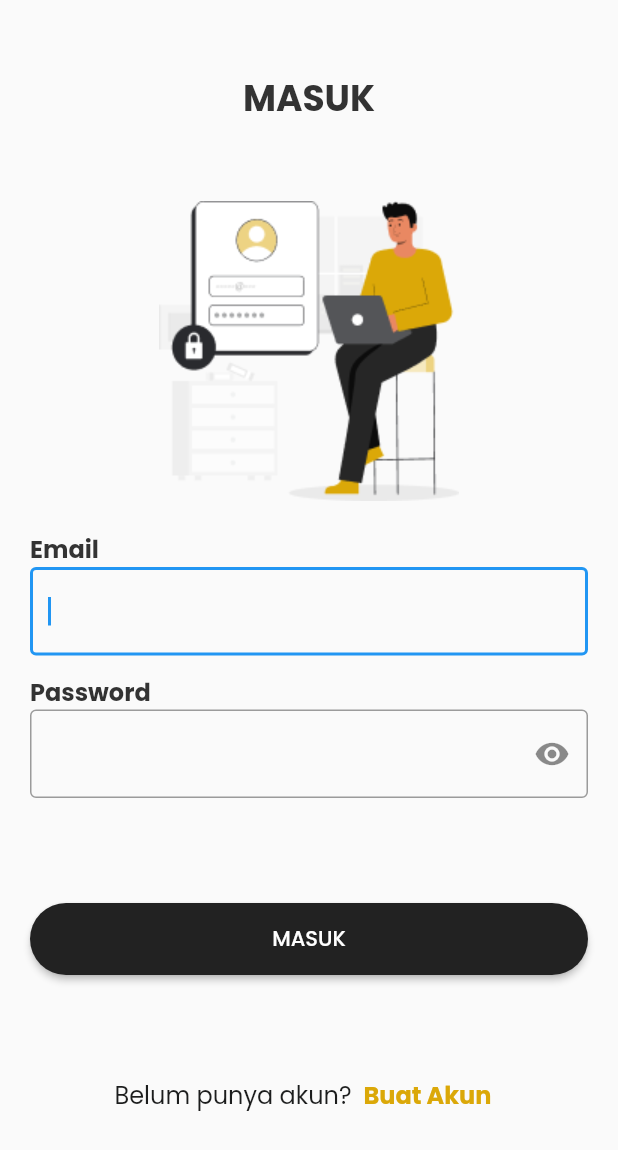
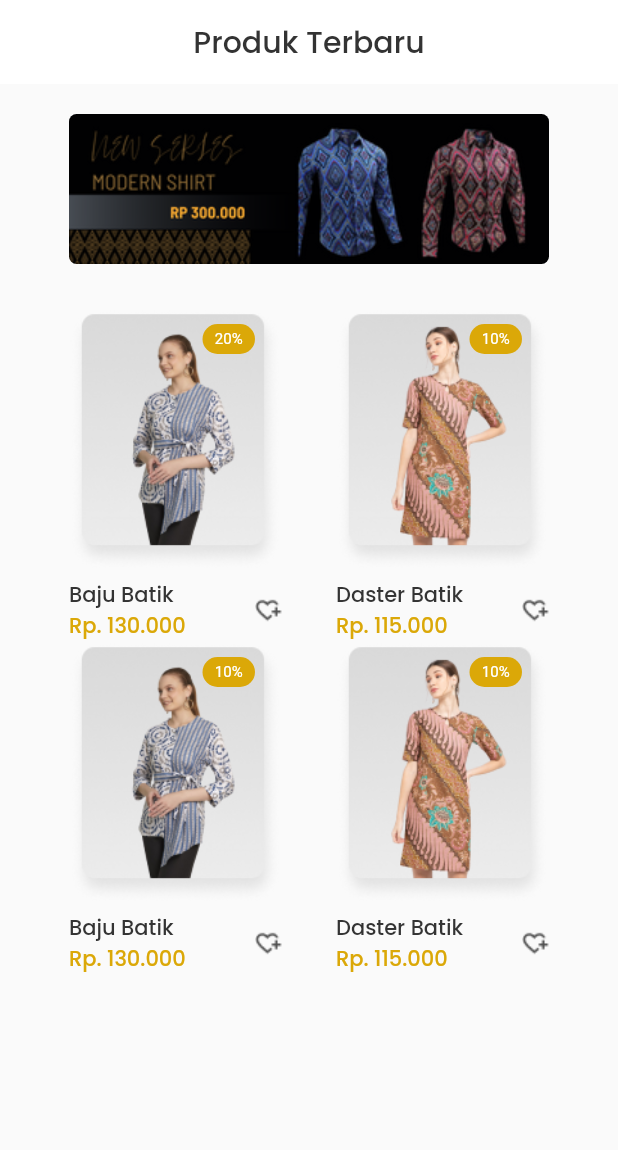
Before and after one commit to adeirpan/cemantingArt, a Flutter app: the screen it shows after launch, on a phone screen of 412 x 824 dp. Shown: the top 1150 px of the screen. Run offline on Flutter 3.47's test engine with Material 2 defaults, Android fonts, the phone set to English and light mode, and no system bars; our stand-ins replace email_validator, google_fonts; missing offline and left inert: onboarding.

Commit message:
new fiture

```diff
--- /dev/null
+++ b/cemanting_art/lib/Drawer/produkBaru.dart
@@ -0,0 +1,114 @@
+import 'package:cemanting_art/Widget/productCard.dart';
+import 'package:cemanting_art/model/product.dart';
+import 'package:cemanting_art/theme.dart';
+import 'package:flutter/material.dart';
+
+class ProdukBaru extends StatefulWidget {
+  const ProdukBaru({Key? key}) : super(key: key);
+
+  @override
+  State<ProdukBaru> createState() => _ProdukBaruState();
+}
+
+class _ProdukBaruState extends State<ProdukBaru> {
+  @override
+  Widget build(BuildContext context) {
+    return Scaffold(
+       appBar: AppBar(
+        title: Text(
+          'Produk Terbaru',
+          style: blackTextStyle,
+        ),
+        centerTitle: true,
+        elevation: 0,
+        backgroundColor: Colors.white,
+        iconTheme: IconThemeData(color: blackButtonColor),
+      ),
+     body: SafeArea(
+          child: Padding(
+            padding: EdgeInsets.symmetric(horizontal: 20),
+
+        child: ListView(
+          physics: BouncingScrollPhysics(),
+          children: [
+            SizedBox(
+              height: 20,
+            ),
+             Center(
+                child: Container(
+                  height: 100,
+                  width: 320,
+                  decoration: BoxDecoration(
+                    borderRadius: BorderRadius.circular(5.0),
+                    image: DecorationImage(
+                      image: AssetImage(
+                        'assets/new.png',
+                      ),
+                      fit: BoxFit.cover,
+                    ),
+                  ),
+                ),
+              ),
+              SizedBox(
+                height: 30,
+              ),
+            Row(
+              mainAxisAlignment: MainAxisAlignment.center,
+              children: [
+                ProductCard(
+                  Product(
+                    name: 'Baju Batik',
+                    price: 130000,
+                    imageUrl: 'assets/produk1.png',
+                    discount: 20,
+                    // isWhishProduct: true,
+                  ),
+                ),
+                SizedBox(
+                  width: 36,
+                ),
+                ProductCard(
+                  Product(
+                    name: 'Daster Batik',
+                    price: 115000,
+                    imageUrl: 'assets/produk2.png',
+                    discount: 10,
+                    // isWhishProduct: true,
+                  ),
+                ),
+              ],
+            ),
+            Row(
+              mainAxisAlignment: MainAxisAlignment.center,
+              children: [
+                ProductCard(
+                  Product(
+                    name: 'Baju Batik',
+                    price: 130000,
+                    imageUrl: 'assets/produk1.png',
+                    discount: 10,
+                    // isWhishProduct: true,
+                  ),
+                ),
+                SizedBox(
+                  width: 36,
+                ),
+                ProductCard(
+                  Product(
+                    name: 'Daster Batik',
+                    price: 115000,
+                    imageUrl: 'assets/produk2.png',
+                    discount: 10,
+                    // isWhish1Product: true,
+                  ),
+                ),
+              ],
+            ),
+
+          ],
+        ),
+      ),
+      ),
+        );
+  }
+}
--- a/cemanting_art/lib/main.dart
+++ b/cemanting_art/lib/main.dart
@@ -1,4 +1,5 @@
 import 'package:cemanting_art/Drawer/flashSale.dart';
+import 'package:cemanting_art/Drawer/produkBaru.dart';
 import 'package:cemanting_art/Page%20Bar/akunBar.dart';
 import 'package:cemanting_art/homePage.dart';
 import 'package:cemanting_art/onboarding/onBoarding.dart';
@@ -25,7 +26,7 @@ class MyApp extends StatelessWidget {
       theme: ThemeData(
         primarySwatch: Colors.blue,
       ),
-      home: Login(),
+      home: ProdukBaru(),
       // home: HomePage(),
     );
   }
```
Also changed, not shown: cemanting_art/assets/new.png (added).
